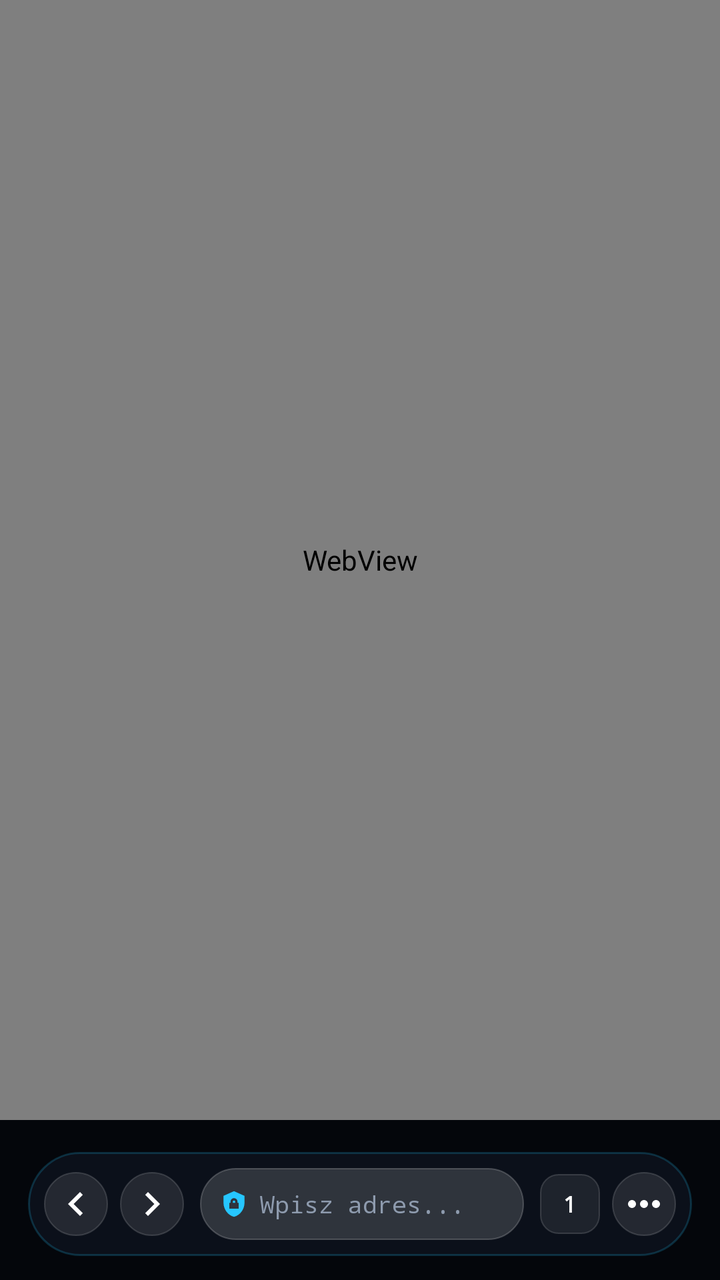
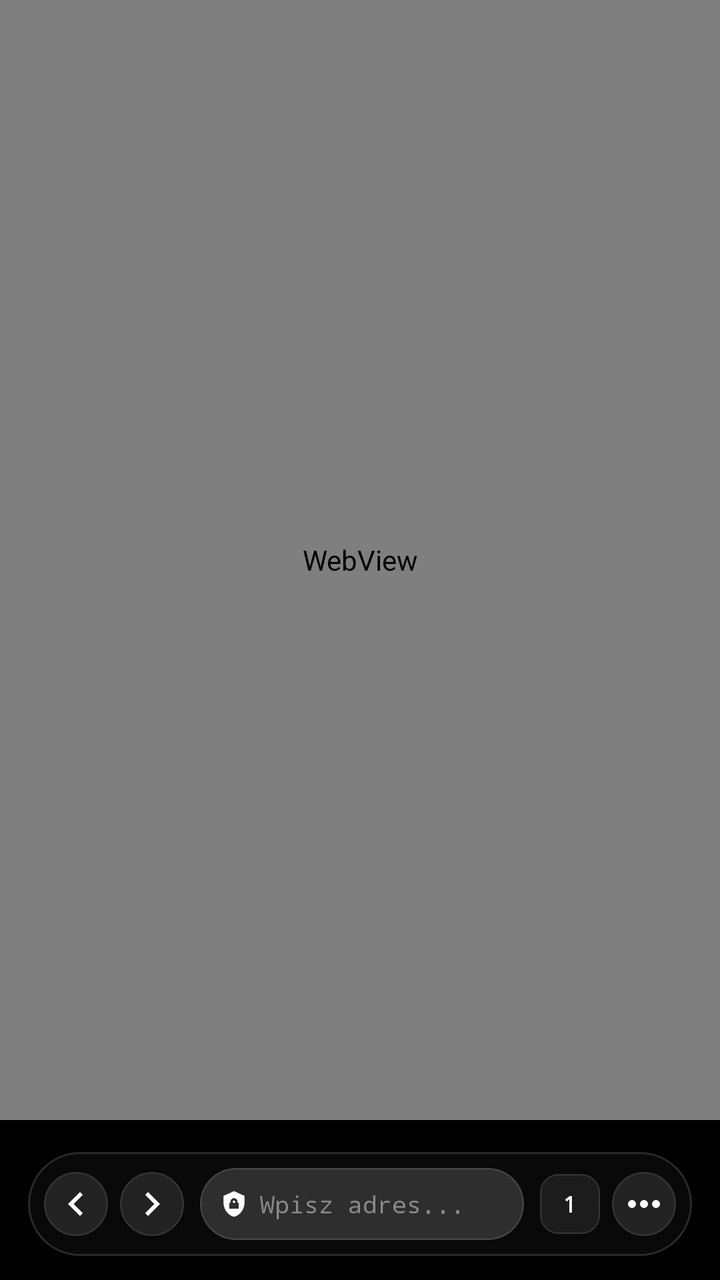

The first picture is an Android layout as it rendered before a commit; the second is the same layout after the commit. The layout source and the unified diff follow.
<!-- AndroidManifest.xml: application theme Theme.Makarena -->
<!-- res/layout/activity_main.xml -->
<?xml version="1.0" encoding="utf-8"?>
<androidx.constraintlayout.widget.ConstraintLayout xmlns:android="http://schemas.android.com/apk/res/android"
    xmlns:app="http://schemas.android.com/apk/res-auto"
    android:layout_width="match_parent"
    android:layout_height="match_parent"
    android:background="@color/oled_black">

    
    <ProgressBar
        android:id="@+id/loading_progress"
        style="?android:attr/progressBarStyleHorizontal"
        android:layout_width="match_parent"
        android:layout_height="2dp"
        android:indeterminate="true"
        android:visibility="gone"
        app:layout_constraintTop_toTopOf="parent" />

    
    <WebView
        android:id="@+id/web_view"
        android:layout_width="match_parent"
        android:layout_height="0dp"
        app:layout_constraintBottom_toTopOf="@+id/gesture_strip"
        app:layout_constraintTop_toBottomOf="@+id/loading_progress" />

    
    <LinearLayout
        android:id="@+id/status_pill"
        android:layout_width="wrap_content"
        android:layout_height="wrap_content"
        android:layout_marginTop="12dp"
        android:background="@drawable/bg_capsule"
        android:gravity="center_vertical"
        android:orientation="horizontal"
        android:paddingStart="14dp"
        android:paddingTop="6dp"
        android:paddingEnd="14dp"
        android:paddingBottom="6dp"
        android:visibility="gone"
        app:layout_constraintEnd_toEndOf="parent"
        app:layout_constraintStart_toStartOf="parent"
        app:layout_constraintTop_toTopOf="parent">

        <View
            android:id="@+id/status_dot"
            android:layout_width="8dp"
            android:layout_height="8dp"
            android:layout_marginEnd="8dp"
            android:background="@color/neon_green" />

        <TextView
            android:id="@+id/status_text"
            android:layout_width="wrap_content"
            android:layout_height="wrap_content"
            android:fontFamily="monospace"
            android:letterSpacing="0.1"
            android:text="AI ACTIVE"
            android:textColor="@color/text_white"
            android:textSize="11sp"
            android:textStyle="bold" />
    </LinearLayout>

    
    <View
        android:id="@+id/gesture_strip"
        android:layout_width="match_parent"
        android:layout_height="16dp"
        android:background="@android:color/transparent"
        app:layout_constraintBottom_toTopOf="@+id/floating_dock" />

    
    <LinearLayout
        android:id="@+id/floating_dock"
        android:layout_width="match_parent"
        android:layout_height="52dp"
        android:layout_marginStart="14dp"
        android:layout_marginEnd="14dp"
        android:layout_marginBottom="12dp"
        android:background="@drawable/bg_floating_dock"
        android:gravity="center_vertical"
        android:orientation="horizontal"
        android:paddingStart="8dp"
        android:paddingEnd="8dp"
        app:layout_constraintBottom_toBottomOf="parent">

        <ImageButton
            android:id="@+id/btn_back"
            android:layout_width="32dp"
            android:layout_height="32dp"
            android:background="@drawable/bg_circle_btn"
            android:contentDescription="Wstecz"
            android:src="@drawable/ic_chevron_left"
            app:tint="@color/text_white" />

        <ImageButton
            android:id="@+id/btn_forward"
            android:layout_width="32dp"
            android:layout_height="32dp"
            android:layout_marginStart="6dp"
            android:background="@drawable/bg_circle_btn"
            android:contentDescription="Dalej"
            android:src="@drawable/ic_chevron_right"
            app:tint="@color/text_white" />

        
        <LinearLayout
            android:layout_width="0dp"
            android:layout_height="36dp"
            android:layout_marginStart="8dp"
            android:layout_marginEnd="8dp"
            android:layout_weight="1"
            android:background="@drawable/bg_capsule"
            android:gravity="center_vertical"
            android:orientation="horizontal"
            android:paddingStart="10dp"
            android:paddingEnd="10dp">

            <ImageView
                android:layout_width="14dp"
                android:layout_height="14dp"
                android:layout_marginEnd="6dp"
                android:src="@drawable/ic_lock_shield" />

            <EditText
                android:id="@+id/edit_url"
                android:layout_width="match_parent"
                android:layout_height="match_parent"
                android:background="@null"
                android:fontFamily="monospace"
                android:hint="@string/url_hint"
                android:imeOptions="actionGo"
                android:inputType="textUri"
                android:maxLines="1"
                android:textColor="@color/text_white"
                android:textColorHint="@color/text_muted"
                android:textSize="12sp" />
        </LinearLayout>

        
        <FrameLayout
            android:id="@+id/btn_tabs"
            android:layout_width="30dp"
            android:layout_height="30dp"
            android:layout_marginEnd="6dp"
            android:background="@drawable/bg_tab_pill"
            android:clickable="true"
            android:focusable="true">

            <TextView
                android:id="@+id/text_tabs_count"
                android:layout_width="wrap_content"
                android:layout_height="wrap_content"
                android:layout_gravity="center"
                android:fontFamily="monospace"
                android:text="1"
                android:textColor="@color/text_white"
                android:textSize="11sp"
                android:textStyle="bold" />
        </FrameLayout>

        
        <ImageButton
            android:id="@+id/btn_settings"
            android:layout_width="32dp"
            android:layout_height="32dp"
            android:background="@drawable/bg_circle_btn"
            android:contentDescription="Ustawienia"
            android:src="@drawable/ic_ellipsis"
            app:tint="@color/text_white" />
    </LinearLayout>

</androidx.constraintlayout.widget.ConstraintLayout>
<!-- resources referenced by this layout -->
<resources>
  <color name="neon_green">#2EF299</color>
  <color name="oled_black">#04060B</color>
  <color name="text_muted">#8E9BAE</color>
  <color name="text_white">#FFFFFF</color>
  <!-- drawable bg_capsule (drawable) -->
  <?xml version="1.0" encoding="utf-8"?>
  <shape xmlns:android="http://schemas.android.com/apk/res/android"
      android:shape="rectangle">
      <solid android:color="#26FFFFFF" />
      <corners android:radius="30dp" />
      <stroke android:width="0.8dp" android:color="#33FFFFFF" />
  </shape>
  <!-- drawable bg_circle_btn (drawable) -->
  <?xml version="1.0" encoding="utf-8"?>
  <shape xmlns:android="http://schemas.android.com/apk/res/android"
      android:shape="oval">
      <solid android:color="#1AFFFFFF" />
      <stroke android:width="0.5dp" android:color="#26FFFFFF" />
  </shape>
  <!-- drawable bg_floating_dock (drawable) -->
  <?xml version="1.0" encoding="utf-8"?>
  <shape xmlns:android="http://schemas.android.com/apk/res/android"
      android:shape="rectangle">
      <solid android:color="#E60D111C" />
      <corners android:radius="26dp" />
      <stroke android:width="1dp" android:color="#3326C6FF" />
  </shape>
  <!-- drawable bg_tab_pill (drawable) -->
  <?xml version="1.0" encoding="utf-8"?>
  <shape xmlns:android="http://schemas.android.com/apk/res/android"
      android:shape="rectangle">
      <solid android:color="#14FFFFFF" />
      <corners android:radius="9dp" />
      <stroke android:width="0.8dp" android:color="#26FFFFFF" />
  </shape>
  <!-- drawable ic_chevron_left (drawable) -->
  <?xml version="1.0" encoding="utf-8"?>
  <vector xmlns:android="http://schemas.android.com/apk/res/android"
      android:width="24dp"
      android:height="24dp"
      android:viewportWidth="24"
      android:viewportHeight="24">
      <path
          android:fillColor="#FFFFFFFF"
          android:pathData="M15.41,7.41L14,6l-6,6 6,6 1.41,-1.41L10.83,12z" />
  </vector>
  <!-- drawable ic_chevron_right (drawable) -->
  <?xml version="1.0" encoding="utf-8"?>
  <vector xmlns:android="http://schemas.android.com/apk/res/android"
      android:width="24dp"
      android:height="24dp"
      android:viewportWidth="24"
      android:viewportHeight="24">
      <path
          android:fillColor="#FFFFFFFF"
          android:pathData="M10,6L8.59,7.41 13.17,12l-4.58,4.59L10,18l6,-6z" />
  </vector>
  <!-- drawable ic_ellipsis (drawable) -->
  <?xml version="1.0" encoding="utf-8"?>
  <vector xmlns:android="http://schemas.android.com/apk/res/android"
      android:width="24dp"
      android:height="24dp"
      android:viewportWidth="24"
      android:viewportHeight="24">
      
      <path
          android:fillColor="#FFFFFFFF"
          android:pathData="M6,12m-2,0a2,2 0,1 1,4 0a2,2 0,1 1,-4 0 M12,12m-2,0a2,2 0,1 1,4 0a2,2 0,1 1,-4 0 M18,12m-2,0a2,2 0,1 1,4 0a2,2 0,1 1,-4 0" />
  </vector>
  <!-- drawable ic_lock_shield (drawable) -->
  <?xml version="1.0" encoding="utf-8"?>
  <vector xmlns:android="http://schemas.android.com/apk/res/android"
      android:width="16dp"
      android:height="16dp"
      android:viewportWidth="24"
      android:viewportHeight="24">
      <path
          android:fillColor="#26C6FF"
          android:pathData="M12,1L3,5v6c0,5.55 3.84,10.74 9,12 5.16,-1.26 9,-6.45 9,-12V5l-9,-4z M12,7c1.66,0 3,1.34 3,3v1h1v5H8v-5h1v-1c0,-1.66 1.34,-3 3,-3z M12,9c-0.55,0 -1,0.45 -1,1v1h2v-1c0,-0.55 -0.45,-1 -1,-1z" />
  </vector>
  <string name="url_hint">Wpisz adres...</string>
  <style name="Theme.Makarena" parent="Theme.MaterialComponents.NoActionBar">
          <item name="colorPrimary">@color/neon_cyan</item>
          <item name="colorSecondary">@color/neon_purple</item>
          <item name="android:statusBarColor">@color/oled_black</item>
          <item name="android:navigationBarColor">@color/oled_black</item>
          <item name="android:windowBackground">@color/oled_black</item>
          <item name="android:forceDarkAllowed">false</item>
      </style>
  <color name="neon_cyan">#26C6FF</color>
  <color name="neon_purple">#A659FF</color>
</resources>

<!-- the commit's change to res/layout/activity_main.xml (unified diff, before → after) -->
@@ -12,6 +12,7 @@
         android:layout_width="match_parent"
         android:layout_height="2dp"
         android:indeterminate="true"
+        android:indeterminateTint="@color/text_white"
         android:visibility="gone"
         app:layout_constraintTop_toTopOf="parent" />
 
@@ -46,7 +47,7 @@
             android:layout_width="8dp"
             android:layout_height="8dp"
             android:layout_marginEnd="8dp"
-            android:background="@color/neon_green" />
+            android:background="@color/text_white" />
 
         <TextView
             android:id="@+id/status_text"
<!-- resource entries referenced after the edit -->
@@ -1,8 +1,7 @@
 <!-- resources referenced by this layout -->
 <resources>
-  <color name="neon_green">#2EF299</color>
-  <color name="oled_black">#04060B</color>
-  <color name="text_muted">#8E9BAE</color>
+  <color name="oled_black">#000000</color>
+  <color name="text_muted">#8A8A8A</color>
   <color name="text_white">#FFFFFF</color>
   <!-- drawable bg_capsule (drawable) -->
   <?xml version="1.0" encoding="utf-8"?>
@@ -23,9 +22,9 @@
   <?xml version="1.0" encoding="utf-8"?>
   <shape xmlns:android="http://schemas.android.com/apk/res/android"
       android:shape="rectangle">
-      <solid android:color="#E60D111C" />
+      <solid android:color="#F20A0A0A" />
       <corners android:radius="26dp" />
-      <stroke android:width="1dp" android:color="#3326C6FF" />
+      <stroke android:width="1dp" android:color="#26FFFFFF" />
   </shape>
   <!-- drawable bg_tab_pill (drawable) -->
   <?xml version="1.0" encoding="utf-8"?>
@@ -77,19 +76,17 @@
       android:viewportWidth="24"
       android:viewportHeight="24">
       <path
-          android:fillColor="#26C6FF"
+          android:fillColor="#FFFFFFFF"
           android:pathData="M12,1L3,5v6c0,5.55 3.84,10.74 9,12 5.16,-1.26 9,-6.45 9,-12V5l-9,-4z M12,7c1.66,0 3,1.34 3,3v1h1v5H8v-5h1v-1c0,-1.66 1.34,-3 3,-3z M12,9c-0.55,0 -1,0.45 -1,1v1h2v-1c0,-0.55 -0.45,-1 -1,-1z" />
   </vector>
   <string name="url_hint">Wpisz adres...</string>
   <style name="Theme.Makarena" parent="Theme.MaterialComponents.NoActionBar">
-          <item name="colorPrimary">@color/neon_cyan</item>
-          <item name="colorSecondary">@color/neon_purple</item>
+          <item name="colorPrimary">@color/text_white</item>
+          <item name="colorSecondary">#888888</item>
           <item name="android:statusBarColor">@color/oled_black</item>
           <item name="android:navigationBarColor">@color/oled_black</item>
           <item name="android:windowBackground">@color/oled_black</item>
           <item name="android:forceDarkAllowed">false</item>
       </style>
-  <color name="neon_cyan">#26C6FF</color>
-  <color name="neon_purple">#A659FF</color>
 </resources>
 
